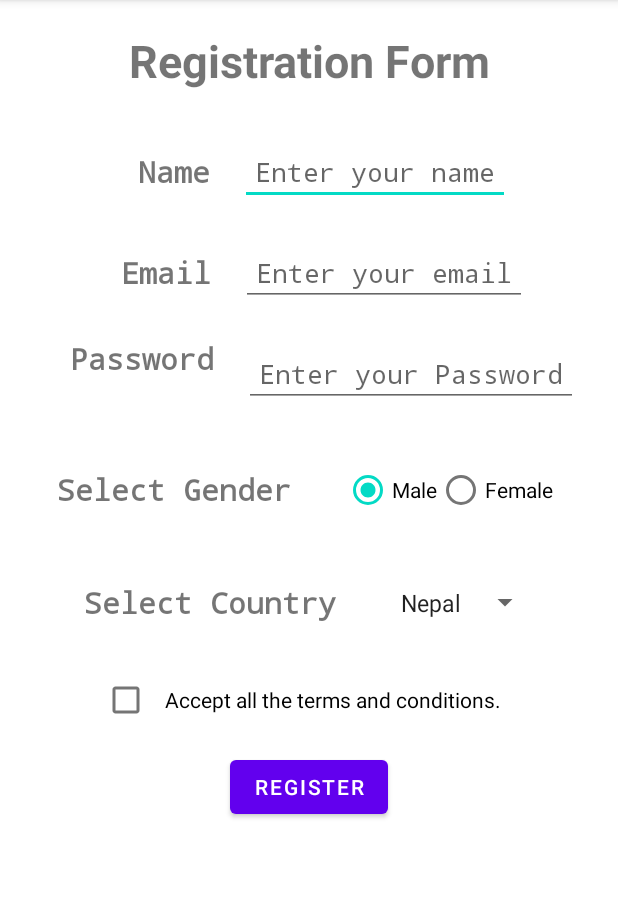
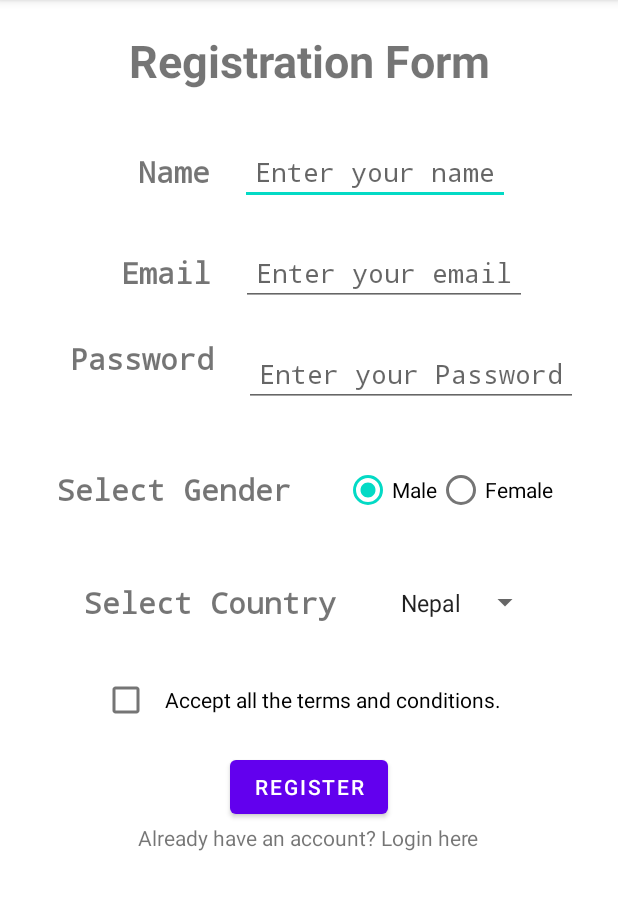
Before and after one commit to Bishallk/MobileProgramming, an Android app: the screen it shows after launch (MainActivity), on a phone screen of 412 x 824 dp, the part 84-994 px from its top. Run offline under Robolectric (Android 15) with nearby library versions, the phone set to English and light mode, and no system bars.

Commit message:
added login here text below the register button

```diff
--- a/app/src/main/res/layout/activity_main.xml
+++ b/app/src/main/res/layout/activity_main.xml
@@ -186,6 +186,15 @@
         android:layout_height="wrap_content"
         android:layout_gravity="center"
         android:text="Register" />
+    <TextView
+        android:layout_width="wrap_content"
+        android:layout_height="wrap_content"
+        android:text="Already have an account? Login here"
+        android:layout_gravity="center">
+    </TextView>
+
+
+
 
 
 </LinearLayout>
```
